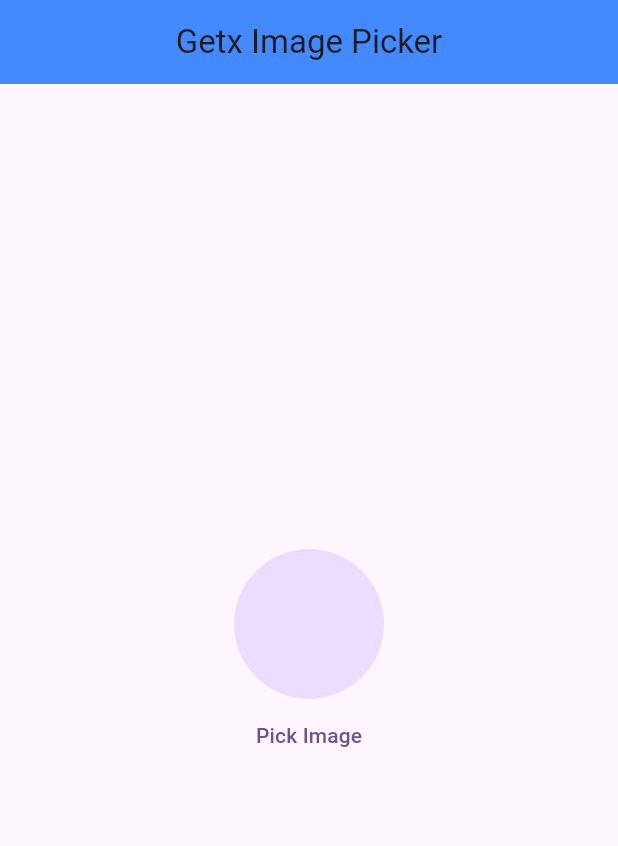
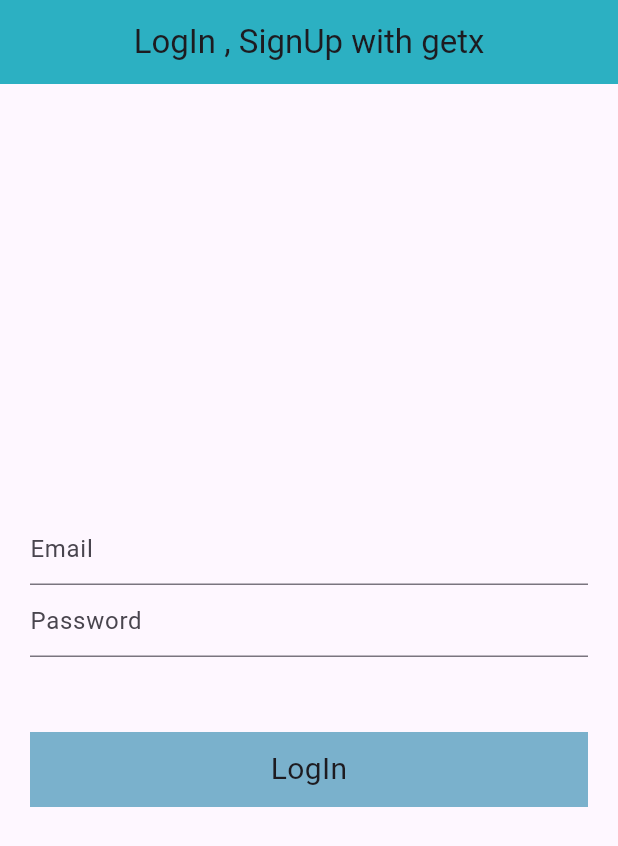
Before and after one commit to sabin79/Get-X, a Flutter app: the screen it shows after launch, on a phone screen of 412 x 824 dp. Shown: the top 846 px of the screen. Run offline on Flutter 3.47's test engine with Material 3 defaults, Android fonts, the phone set to English and light mode, and no system bars; our stand-ins replace get, image_picker; missing offline and left inert: dart:ffi.

Commit message:
login and signup with postAPI with getx

```diff
--- a/lib/image_picker/Image_picker.dart
+++ b/lib/image_picker/Image_picker.dart
@@ -32,7 +32,7 @@
             children: [
               Center(
                 child: CircleAvatar(
-                    radius: 50,
+                    radius: 150,
                     backgroundImage: controller.imagePath.isNotEmpty
                         ? FileImage(File(controller.imagePath.toString()))
                         : null),
@@ -41,7 +41,12 @@
                   onPressed: () {
                     controller.getImage();
                   },
-                  child: const Text("Pick Image")),
+                  child: const Center(
+                    child: Text(
+                      "Pick Image",
+                      style: TextStyle(fontSize: 25),
+                    ),
+                  )),
             ],
           );
         }));
--- /dev/null
+++ b/lib/login_signup/login_controller.dart
@@ -0,0 +1,37 @@
+import 'dart:convert';
+
+import 'package:flutter/material.dart';
+import 'package:get/get.dart';
+import 'package:http/http.dart';
+
+class LOginController extends GetxController {
+  final emailcontroller = TextEditingController().obs;
+  final passwordcontroller = TextEditingController().obs;
+
+  RxBool loading = false.obs;
+
+  void loginApi() async {
+    loading.value = true;
+    try {
+      final response = await post(Uri.parse('https://reqres.in/api/login'),
+          body: {
+            'email': emailcontroller.value.text,
+            'password': passwordcontroller.value.text
+          });
+
+      var data = jsonDecode(response.body);
+
+      if (response.statusCode == 200) {
+        loading.value = false;
+
+        Get.snackbar('Login Successfull', 'Congratulations');
+      } else {
+        loading.value = false;
+
+        Get.snackbar('Login failed', data['error']);
+      }
+    } catch (e) {
+      Get.snackbar("Exception", e.toString());
+    }
+  }
+}
--- /dev/null
+++ b/lib/login_signup/login_screen.dart
@@ -0,0 +1,70 @@
+import 'package:example_app_getx/login_signup/login_controller.dart';
+import 'package:flutter/material.dart';
+import 'package:get/get.dart';
+
+class LoginScreen extends StatefulWidget {
+  const LoginScreen({super.key});
+
+  @override
+  State<LoginScreen> createState() => _LoginScreenState();
+}
+
+class _LoginScreenState extends State<LoginScreen> {
+  LOginController controller = Get.put(LOginController());
+  @override
+  void initState() {
+    super.initState();
+  }
+
+  @override
+  Widget build(BuildContext context) {
+    return Scaffold(
+      appBar: AppBar(
+        title: const Text("LogIn , SignUp with getx"),
+        centerTitle: true,
+        backgroundColor: const Color.fromARGB(255, 44, 176, 194),
+      ),
+      body: Padding(
+        padding: const EdgeInsets.symmetric(horizontal: 20),
+        child: Column(
+          mainAxisAlignment: MainAxisAlignment.center,
+          crossAxisAlignment: CrossAxisAlignment.center,
+          children: [
+            TextFormField(
+              controller: controller.emailcontroller.value,
+              decoration: const InputDecoration(hintText: 'Email'),
+            ),
+            TextFormField(
+              controller: controller.passwordcontroller.value,
+              decoration: const InputDecoration(hintText: 'Password'),
+            ),
+            const SizedBox(
+              height: 50,
+            ),
+            Obx(() {
+              return InkWell(
+                onTap: () {
+                  controller.loginApi();
+                },
+                child: controller.loading.value
+                    ? const CircularProgressIndicator()
+                    : Container(
+                        height: 50,
+                        decoration: const BoxDecoration(
+                          color: Color.fromARGB(255, 122, 177, 204),
+                        ),
+                        child: const Center(
+                            child: Text(
+                          "LogIn",
+                          style: TextStyle(
+                            fontSize: 20,
+                          ),
+                        ))),
+              );
+            })
+          ],
+        ),
+      ),
+    );
+  }
+}
--- a/lib/main.dart
+++ b/lib/main.dart
@@ -6,6 +6,7 @@
 import 'package:example_app_getx/image_picker/Image_picker.dart';
 import 'package:example_app_getx/language_change/language_page.dart';
 import 'package:example_app_getx/language_change/languages.dart';
+import 'package:example_app_getx/login_signup/login_screen.dart';
 import 'package:example_app_getx/mark_favourite/favourite_screen.dart';
 import 'package:example_app_getx/navigator.dart';
 import 'package:flutter/material.dart';
@@ -33,7 +34,7 @@
         useMaterial3: true,
       ),
       debugShowCheckedModeBanner: false,
-      home: const ImagePickerScreen(),
+      home: const LoginScreen(),
       // getPages: [
       //   GetPage(name: '/navigator', page: () => const NavigatorScreen()),
       //   GetPage(name: '/screenOne', page: () => ScreenOne()),
--- a/pubspec.yaml
+++ b/pubspec.yaml
@@ -37,6 +37,7 @@
   cupertino_icons: ^1.0.2
   get: ^4.6.6
   image_picker:
+  http: ^1.1.2
 
 dev_dependencies:
   flutter_test:
```
Also changed, not shown: pubspec.lock.
